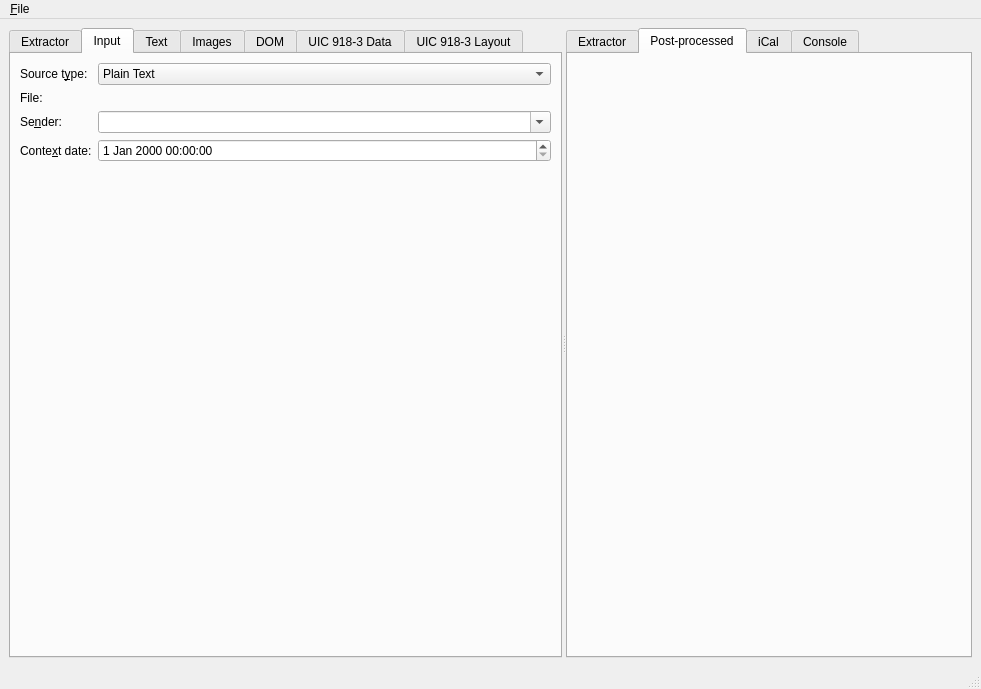
KDE/kitinerary-workbench, file src/mainwindow.ui: the form before one commit.
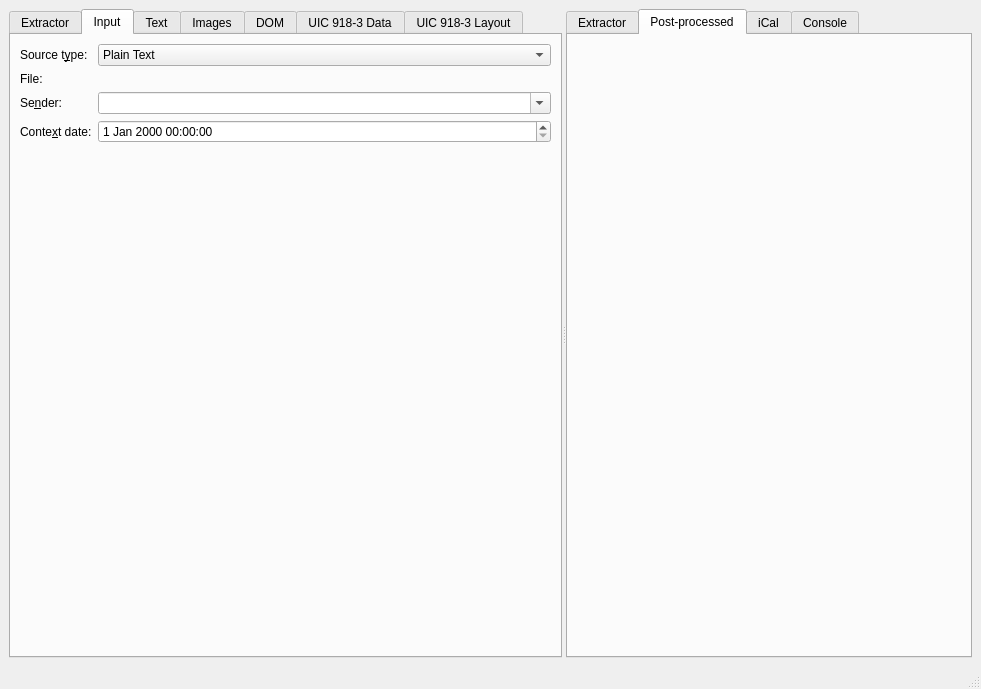
The form after the commit. Icons and pictures are not drawn. Custom widgets are drawn as their Qt base class.

Diff of the .ui file:
```diff
--- a/src/mainwindow.ui
+++ b/src/mainwindow.ui
@@ -306,15 +306,6 @@
      <height>30</height>
     </rect>
    </property>
-   <widget class="QMenu" name="menu_File">
-    <property name="title">
-     <string>&amp;File</string>
-    </property>
-    <addaction name="actionReload"/>
-    <addaction name="separator"/>
-    <addaction name="actionQuit"/>
-   </widget>
-   <addaction name="menu_File"/>
   </widget>
   <widget class="QStatusBar" name="statusbar"/>
   <action name="actionReload">
```
Left out of the diff: 18 changed lines with no effect on the pictures.
